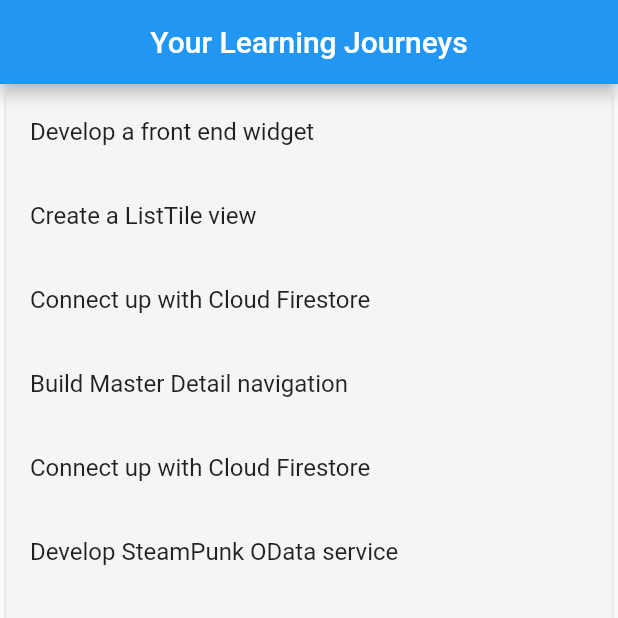
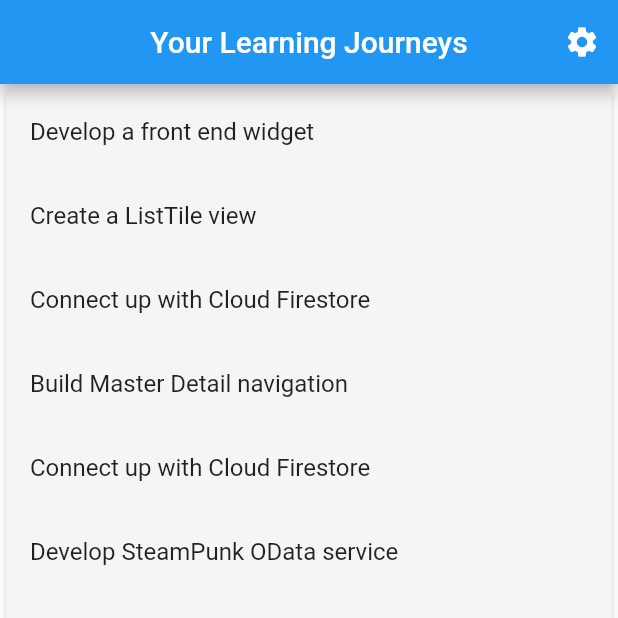
Before and after one commit to SeanAnthonyBaker/Stateful-widget-copy, a Flutter app: the screen it shows after launch, on a phone screen of 412 x 824 dp, the top half of it. Run offline on Flutter 3.47's test engine with Material 2 defaults, Android fonts, the phone set to English and light mode, and no system bars.

Commit message:
AppBar button added

```diff
--- a/lib/main.dart
+++ b/lib/main.dart
@@ -42,17 +42,11 @@ class _MyHomePageState extends State<MyHomePage> {
       appBar: AppBar(
         title: Text('Your Learning Journeys'),
         centerTitle: true,
-      ),
-      body: Card(
-        child: ListView.builder(
-          itemCount: _stories.length,
-          itemBuilder: (BuildContext context, int index) {
-            String story = _stories[index];
-            return ListTile(
-                title: Text(story),
-                tileColor: Colors.grey[100],
-                onTap: () async {
-                  print(story);
+        actions: [
+          IconButton(
+            icon: Icon(Icons.settings),
+            onPressed: () async {
+              // Handle button press
               var jsonresponse =
                   await BaseClient().get("/UXTeam").catchError((err) {});
 
@@ -64,15 +58,28 @@ class _MyHomePageState extends State<MyHomePage> {
               //               final Map parsed = response.decode();
               // Process the response data
               // Example: Print the first entity in the response
-                  debugPrint(jsonresponse.toString());
+
               var entities = jsonresponse['value'];
+
               if (entities != null && entities.isNotEmpty) {
                 final firstEntity = entities[0];
                 print(firstEntity);
               }
               print('hi');
               print('there');
-                });
+            },
+          ),
+        ],
+      ),
+      body: Card(
+        child: ListView.builder(
+          itemCount: _stories.length,
+          itemBuilder: (BuildContext context, int index) {
+            String story = _stories[index];
+            return ListTile(
+              title: Text(story),
+              tileColor: Colors.grey[100],
+            );
           },
         ),
       ),
```
Lines whose indentation alone changed are shown as unchanged.
